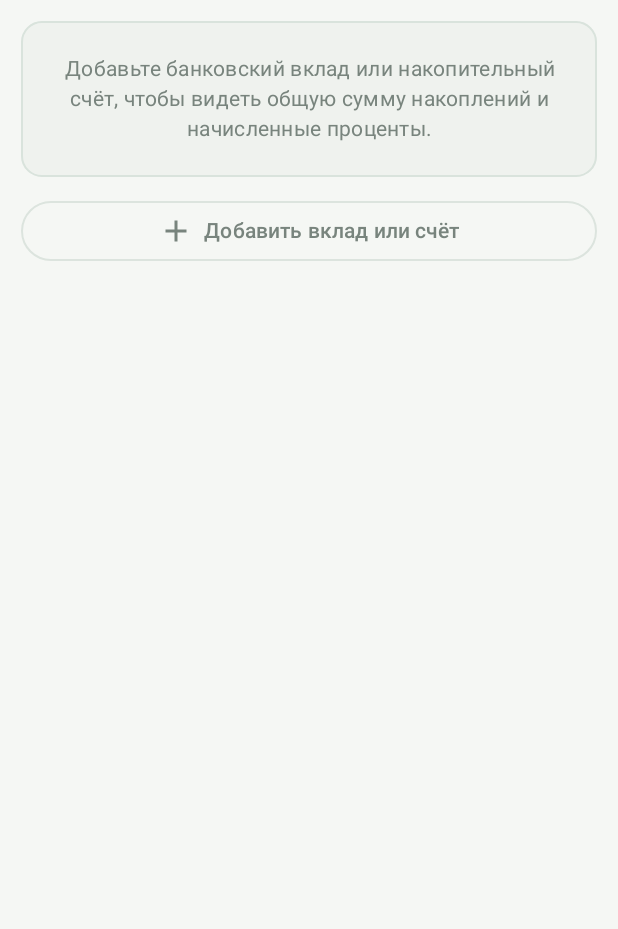
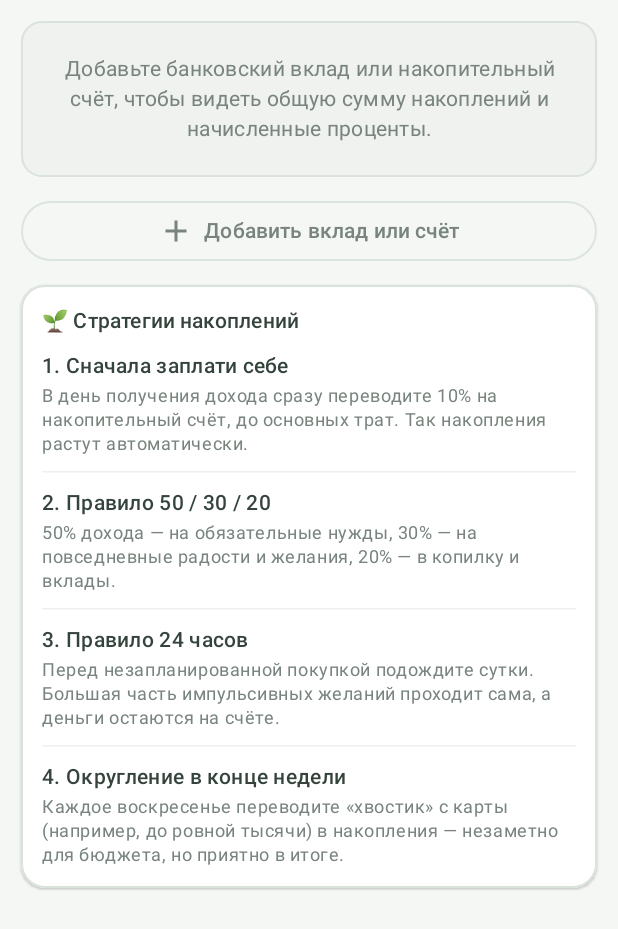
Before and after one commit to quickfid/Monetflw, an Android app built with Jetpack Compose: the composable DepositsPage shown on its own in the app's theme, on a phone screen of 412 x 824 dp. Shown: the top 929 px of the screen. Run offline under Robolectric (Android 15) with nearby library versions, the phone set to English and light mode, and no system bars; our stand-ins replace Room's generated code.

Commit message:
Кастомные векторные иконки навигации, стратегии накоплений и интерактивные советы
Co-authored-by: arena-agent <297053741+arena-agent@users.noreply.github.com>

```diff
--- a/app/src/main/java/ru/familybudget/app/ui/DepositsUi.kt
+++ b/app/src/main/java/ru/familybudget/app/ui/DepositsUi.kt
@@ -7,6 +7,7 @@ import androidx.compose.foundation.layout.Column
 import androidx.compose.foundation.layout.Row
 import androidx.compose.foundation.layout.fillMaxSize
 import androidx.compose.foundation.layout.fillMaxWidth
+import androidx.compose.foundation.layout.height
 import androidx.compose.foundation.layout.padding
 import androidx.compose.foundation.layout.PaddingValues
 import androidx.compose.foundation.rememberScrollState
@@ -17,7 +18,9 @@ import androidx.compose.material.icons.Icons
 import androidx.compose.material.icons.filled.Add
 import androidx.compose.material3.AlertDialog
 import androidx.compose.material3.Checkbox
+import androidx.compose.material3.HorizontalDivider
 import androidx.compose.material3.Icon
+import androidx.compose.material3.LinearProgressIndicator
 import androidx.compose.material3.MaterialTheme
 import androidx.compose.material3.OutlinedButton
 import androidx.compose.material3.OutlinedTextField
@@ -32,6 +35,7 @@ import androidx.compose.runtime.remember
 import androidx.compose.runtime.setValue
 import androidx.compose.ui.Alignment
 import androidx.compose.ui.Modifier
+import androidx.compose.ui.draw.clip
 import androidx.compose.ui.text.font.FontWeight
 import androidx.compose.ui.text.input.KeyboardType
 import androidx.compose.ui.unit.dp
@@ -48,7 +52,9 @@ import java.time.YearMonth
 fun DepositsPage(vm: BudgetViewModel, padding: PaddingValues = PaddingValues(0.dp)) {
     val deposits by vm.deposits.collectAsState()
     val interest by vm.interest.collectAsState()
-    val cur = vm.settings.collectAsState().value.currency
+    val mandatory by vm.mandatory.collectAsState()
+    val settings by vm.settings.collectAsState()
+    val cur = settings.currency
     var editing by remember { mutableStateOf<Deposit?>(null) }
     var history by remember { mutableStateOf<Deposit?>(null) }
     val incomeColor = AppColors.income()
@@ -57,6 +63,11 @@ fun DepositsPage(vm: BudgetViewModel, padding: PaddingValues = PaddingValues(0.d
     val totalSavings = remember(infos) { infos.sumOf { it.balance } }
     val totalExpected = remember(infos) { infos.sumOf { it.expectedMonthly } }
     val totalReceived = remember(infos) { infos.sumOf { it.received } }
+    val monthlyBase = remember(settings.monthlyBudget, mandatory) {
+        val mSum = mandatory.sumOf { it.amountCents }
+        if (settings.monthlyBudget > 0) settings.monthlyBudget else mSum
+    }
+    val cushionGoal = monthlyBase * 3L
 
     Column(
         Modifier.fillMaxSize().padding(padding).verticalScroll(rememberScrollState()).padding(14.dp),
@@ -110,6 +121,48 @@ fun DepositsPage(vm: BudgetViewModel, padding: PaddingValues = PaddingValues(0.d
         ) {
             Icon(Icons.Default.Add, contentDescription = null)
             Text("  Добавить вклад или счёт")
+        }
+
+        // Финансовая подушка (реальный прогресс)
+        if (cushionGoal > 0) {
+            val fraction = (totalSavings.toFloat() / cushionGoal).coerceIn(0f, 1f)
+            val monthsCovered = if (monthlyBase > 0) totalSavings.toDouble() / monthlyBase else 0.0
+            Section("🛡️ Финансовая подушка (цель: 3 месяца)") {
+                LinearProgressIndicator(
+                    progress = { fraction },
+                    modifier = Modifier.fillMaxWidth().height(10.dp).clip(RoundedCornerShape(5.dp)),
+                    color = savingsColor
+                )
+                KeyValueRow(
+                    "Покрыто месяцев",
+                    String.format(java.util.Locale.getDefault(), "%.1f из 3,0 мес.", monthsCovered),
+                    savingsColor
+                )
+                KeyValueRow("Цель (3 месяца бюджета)", Fmt.money(cushionGoal, cur, false))
+            }
+        }
+
+        // Стратегии и советы по накоплениям
+        Section("🌱 Стратегии накоплений") {
+            StrategyItem(
+                "1. Сначала заплати себе",
+                "В день получения дохода сразу переводите 10% на накопительный счёт, до основных трат. Так накопления растут автоматически."
+            )
+            HorizontalDivider(color = Sheet.border().copy(alpha = 0.5f))
+            StrategyItem(
+                "2. Правило 50 / 30 / 20",
+                "50% дохода — на обязательные нужды, 30% — на повседневные радости и желания, 20% — в копилку и вклады."
+            )
+            HorizontalDivider(color = Sheet.border().copy(alpha = 0.5f))
+            StrategyItem(
+                "3. Правило 24 часов",
+                "Перед незапланированной покупкой подождите сутки. Большая часть импульсивных желаний проходит сама, а деньги остаются на счёте."
+            )
+            HorizontalDivider(color = Sheet.border().copy(alpha = 0.5f))
+            StrategyItem(
+                "4. Округление в конце недели",
+                "Каждое воскресенье переводите «хвостик» с карты (например, до ровной тысячи) в накопления — незаметно для бюджета, но приятно в итоге."
+            )
         }
     }
 
@@ -204,3 +257,11 @@ fun DepositsPage(vm: BudgetViewModel, padding: PaddingValues = PaddingValues(0.d
         }
     }
 }
+
+@Composable
+private fun StrategyItem(title: String, description: String) {
+    Column(verticalArrangement = Arrangement.spacedBy(2.dp)) {
+        Text(title, style = MaterialTheme.typography.bodyMedium, fontWeight = FontWeight.SemiBold)
+        Text(description, style = MaterialTheme.typography.bodySmall, color = MaterialTheme.colorScheme.onSurfaceVariant)
+    }
+}
```
Also changed, not shown: app/src/main/java/ru/familybudget/app/MainActivity.kt (+6 -10 lines), app/src/main/java/ru/familybudget/app/ui/AppIcons.kt (added, +113 -0 lines), app/src/main/java/ru/familybudget/app/ui/HomeScreen.kt (+28 -4 lines).
